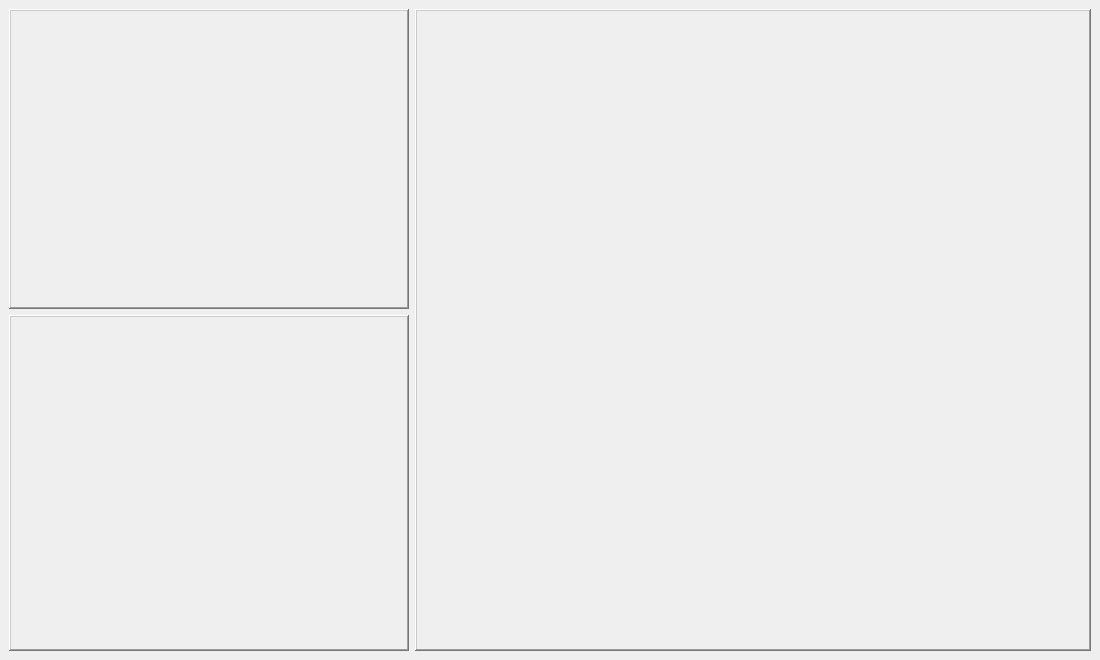
The window that Project/src/imaging/ImagingSW/mainwindow.ui (AndaCondaa/Dental_Imaging_SW_System) describes before a commit, drawn with Qt 5.
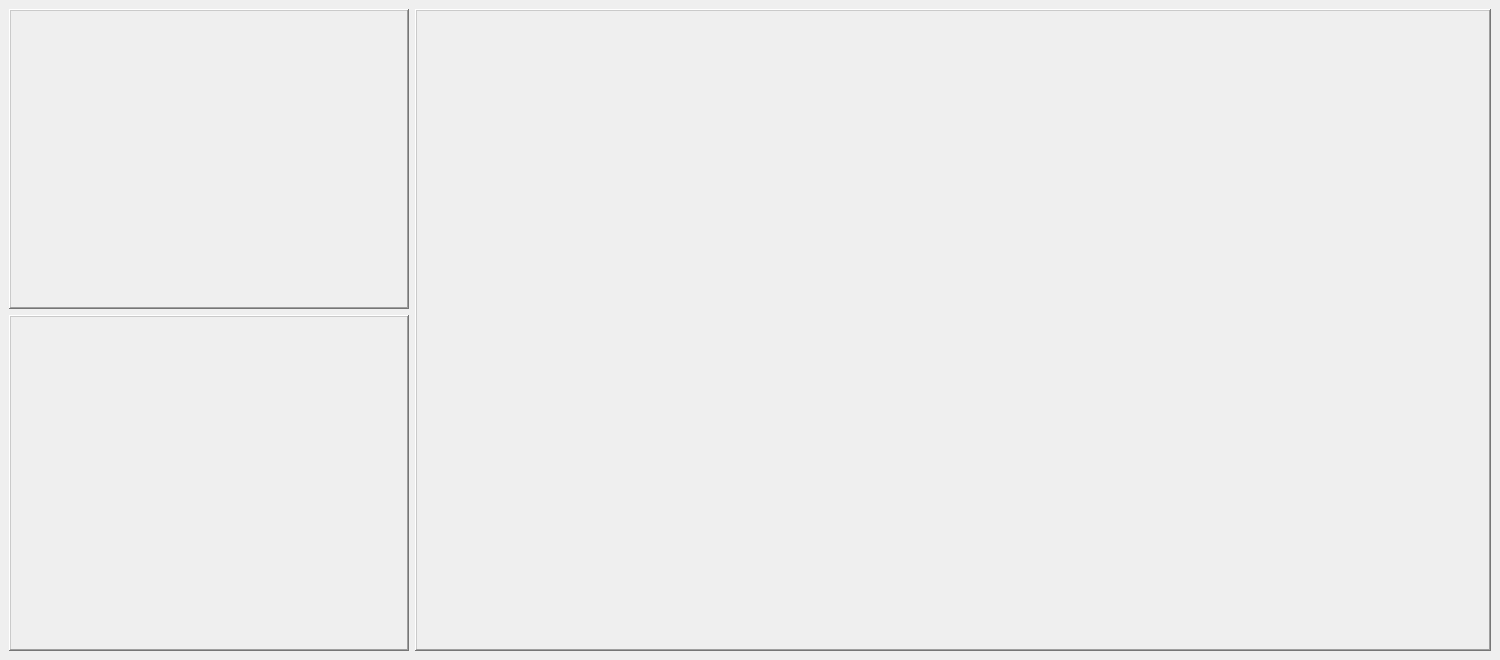
The same window after the commit.

What changed in the file:
```diff
--- a/Project/src/imaging/ImagingSW/mainwindow.ui
+++ b/Project/src/imaging/ImagingSW/mainwindow.ui
@@ -6,7 +6,7 @@
    <rect>
     <x>0</x>
     <y>0</y>
-    <width>1100</width>
+    <width>1500</width>
     <height>660</height>
    </rect>
   </property>
@@ -18,7 +18,7 @@
   </property>
   <property name="minimumSize">
    <size>
-    <width>1100</width>
+    <width>1500</width>
     <height>660</height>
    </size>
   </property>
```
